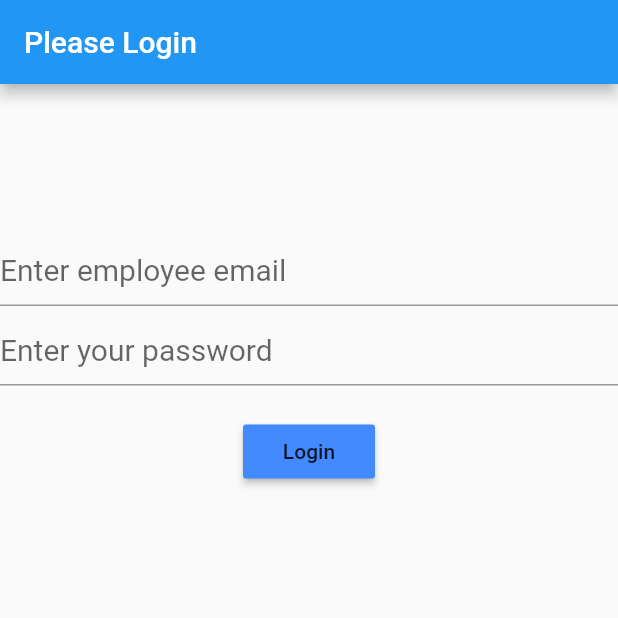
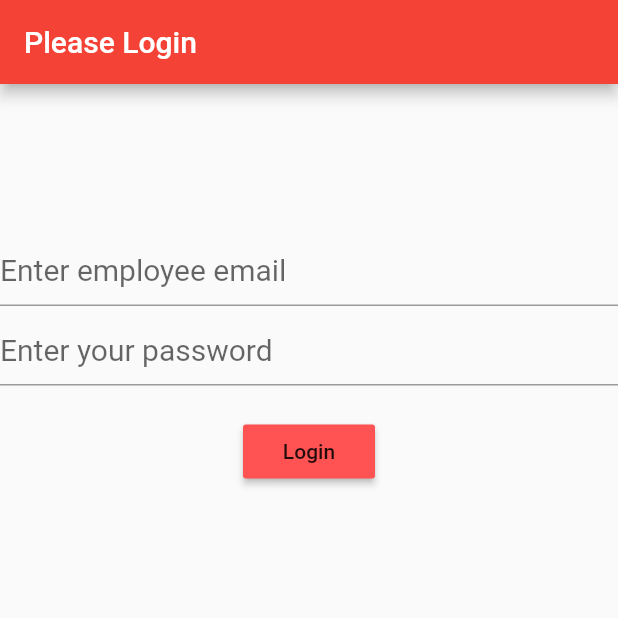
Before and after one commit to ApolloHighSchoolKY/Reserveded, a Flutter app: the screen it shows after launch, on a phone screen of 412 x 824 dp, the top half of it. Run offline on Flutter 3.47's test engine with Material 2 defaults, Android fonts, the phone set to English and light mode, and no system bars; our stand-ins replace firebase_auth; accounts and stored records are empty.

Commit message:
Coloration Fixes

```diff
--- a/lib/main.dart
+++ b/lib/main.dart
@@ -2,13 +2,13 @@ import 'package:flutter/material.dart';
 import 'pages/landing_page.dart';
 
 void main() => runApp(Reserved());
+const PrimaryColor = const Color(0x8C0004);
 
 class Reserved extends StatelessWidget{
 @override
   Widget build(BuildContext context) {
     return new MaterialApp(
-      title:"Reserved",
-      color: Colors.red,
+      theme: ThemeData(primarySwatch: Colors.red),
       home: new Center(
         child: new Scaffold(
           appBar: new AppBar(
--- a/lib/pages/home_page.dart
+++ b/lib/pages/home_page.dart
@@ -1,6 +1,7 @@
 import 'package:flutter/material.dart';
 //import './other_page.dart';
 import 'table_page.dart';
+import 'employee_page.dart';
 
 class HomePage extends StatefulWidget {
   @override
@@ -48,7 +49,7 @@ class _HomePageState extends State<HomePage> {
            new ListTile(
               title: new Text("Employees"),
               trailing: new Icon(Icons.arrow_right),
-              onTap: () => Navigator.push(context, MaterialPageRoute(builder: (context) => TablePage())),
+              onTap: () => Navigator.push(context, MaterialPageRoute(builder: (context) => TileApp())),
             ),
 
             new Divider(),
--- a/lib/pages/landing_page.dart
+++ b/lib/pages/landing_page.dart
@@ -54,7 +54,7 @@ class _LandingPageState extends State<LandingPage>{
             ),
             RaisedButton(
               child: Text("Login"),
-              color: Colors.blueAccent,
+              color: Colors.redAccent,
               onPressed: checkLogin,
             )
         ],
--- a/lib/pages/table_page.dart
+++ b/lib/pages/table_page.dart
@@ -34,7 +34,7 @@ class _TablePageState extends State<TablePage>{
         new Positioned(
           left: 570.0,
           top: 525.0,
-          child: new Text("${tableTimerOne.elapsedMilliseconds}"),
+          child: new Text("${tableTimerOne.elapsedMilliseconds}",),
         ),
         new Positioned(
           //Table 1
```
Also changed, not shown: lib/pages/employee_page.dart (+3 -5 lines).
